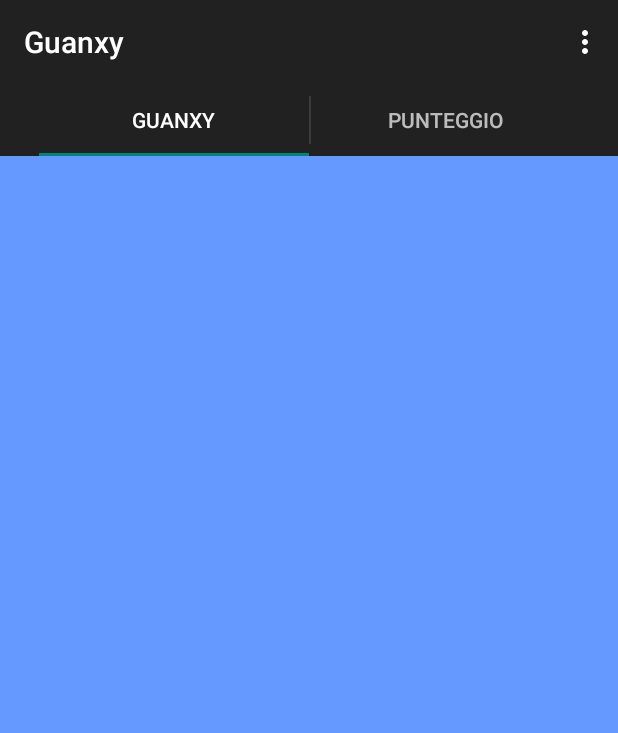
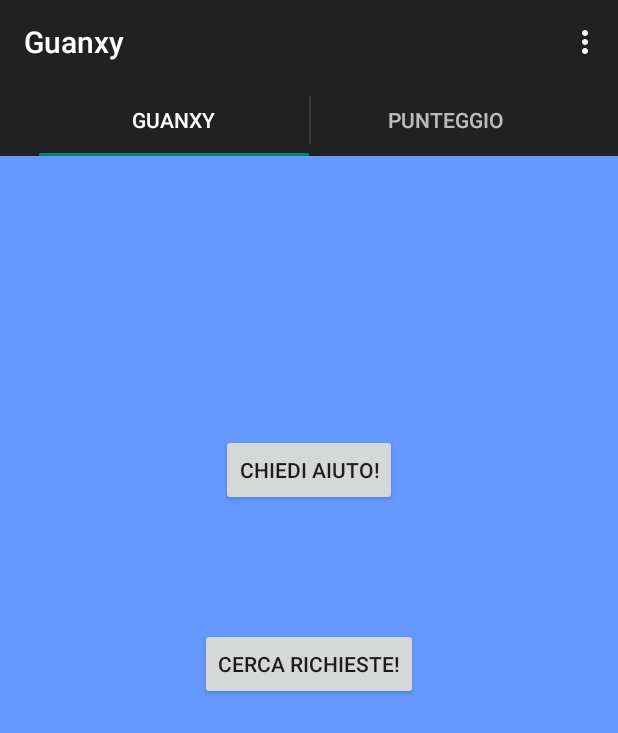
Before and after one commit to Simello/Guanxy, an Android app: the screen it shows after launch (MainActivity), on a phone screen of 412 x 824 dp. Shown: the top 733 px of the screen. Run offline under Robolectric (Android 15) with nearby library versions, the phone set to English and light mode, and no system bars.

Commit message:
Primi mini fix

```diff
--- a/app/src/main/res/layout/fragment_main.xml
+++ b/app/src/main/res/layout/fragment_main.xml
@@ -1,13 +1,31 @@
 <RelativeLayout xmlns:android="http://schemas.android.com/apk/res/android"
-    xmlns:tools="http://schemas.android.com/tools" android:layout_width="match_parent"
-    android:layout_height="match_parent" android:paddingLeft="@dimen/activity_horizontal_margin"
+    xmlns:tools="http://schemas.android.com/tools"
+    android:layout_width="match_parent"
+    android:layout_height="match_parent"
+    android:paddingLeft="@dimen/activity_horizontal_margin"
     android:paddingRight="@dimen/activity_horizontal_margin"
     android:paddingTop="@dimen/activity_vertical_margin"
     android:paddingBottom="@dimen/activity_vertical_margin"
     android:background="@color/blueGuanxy"
     tools:context=".MainActivity$PlaceholderFragment">
 
-    <TextView android:id="@+id/section_label" android:layout_width="wrap_content"
-        android:layout_height="wrap_content" />
+    <Button
+        android:layout_width="wrap_content"
+        android:layout_height="wrap_content"
+        android:text="Chiedi Aiuto!"
+        android:id="@+id/button"
+        android:layout_marginTop="169dp"
+        android:layout_alignParentTop="true"
+        android:layout_centerHorizontal="true" />
+
+    <Button
+        android:layout_width="wrap_content"
+        android:layout_height="wrap_content"
+        android:text="Cerca Richieste!"
+        android:id="@+id/button2"
+        android:layout_marginTop="81dp"
+        android:clickable="false"
+        android:layout_below="@+id/button"
+        android:layout_centerHorizontal="true" />
 
 </RelativeLayout>
```
Also changed, not shown: app/src/main/java/com/example/simello/guanxy/MainActivity.java (+7 -0 lines), app/src/main/res/layout/activity_main.xml (+5 -3 lines).
